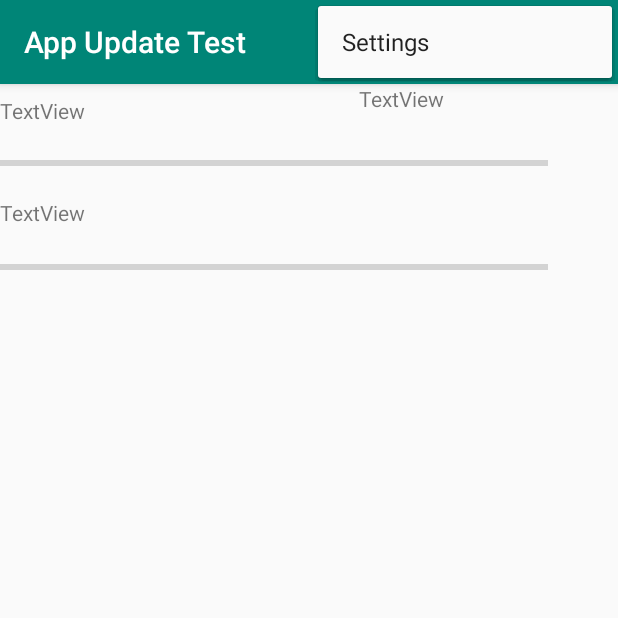
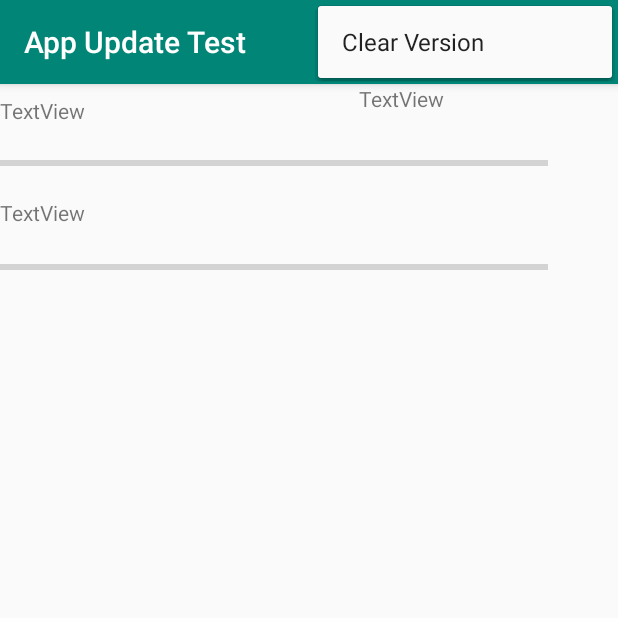
Before and after one commit to HsOjo/AppUpdateTest, an Android app: the screen it shows after launch (MainActivity), with the options menu open, on a phone screen of 412 x 824 dp, the top half of it. Run offline under Robolectric (Android 15) with nearby library versions, the phone set to English and light mode, and no system bars.

Commit message:
finish basic.

```diff
--- a/app/src/main/res/menu/menu_main.xml
+++ b/app/src/main/res/menu/menu_main.xml
@@ -2,8 +2,8 @@
     xmlns:app="http://schemas.android.com/apk/res-auto"
     xmlns:tools="http://schemas.android.com/tools"
     tools:context="com.hsojo.appupdatetest.MainActivity" >
-    <item android:id="@+id/action_settings"
-        android:title="@string/action_settings"
+    <item android:id="@+id/action_clear_version"
+        android:title="@string/action_clear_version"
         android:orderInCategory="100"
         app:showAsAction="never" />
 </menu>
--- a/app/src/main/res/values/strings.xml
+++ b/app/src/main/res/values/strings.xml
@@ -1,4 +1,4 @@
 <resources>
     <string name="app_name">App Update Test</string>
-    <string name="action_settings">Settings</string>
+    <string name="action_clear_version">Clear Version</string>
 </resources>
```
Also changed, not shown: app/src/main/java/com/hsojo/appupdatetest/MainActivity.java (+7 -2 lines), app/src/main/java/com/hsojo/appupdatetest/task/UpdateTask.java (+18 -3 lines).
